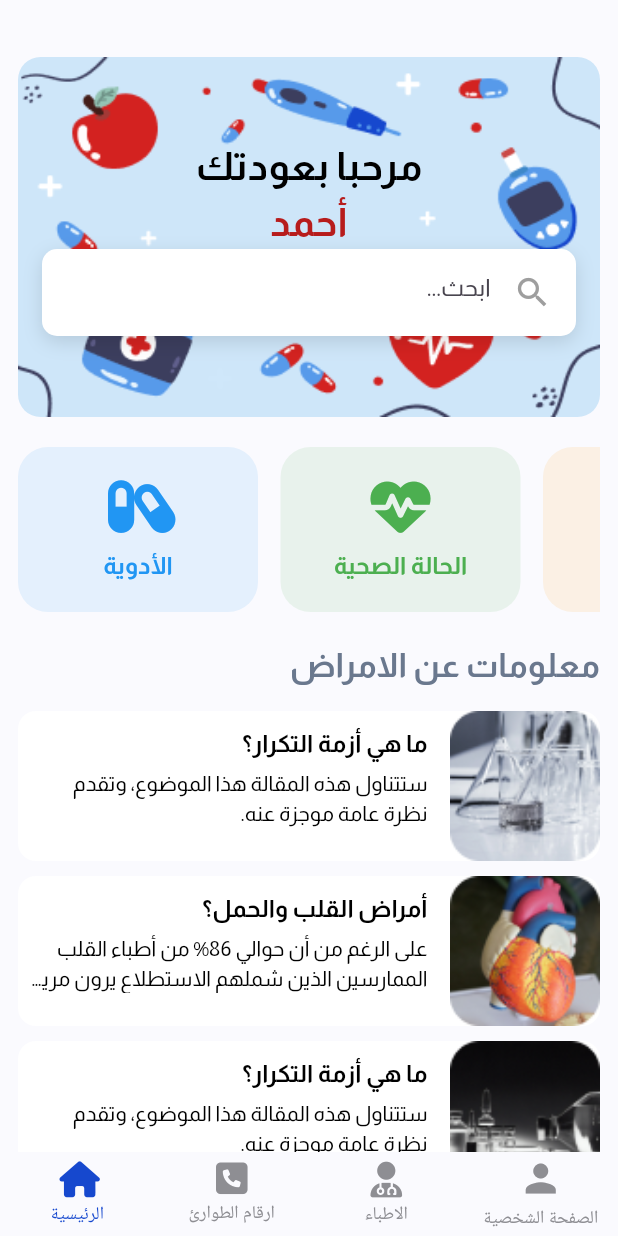
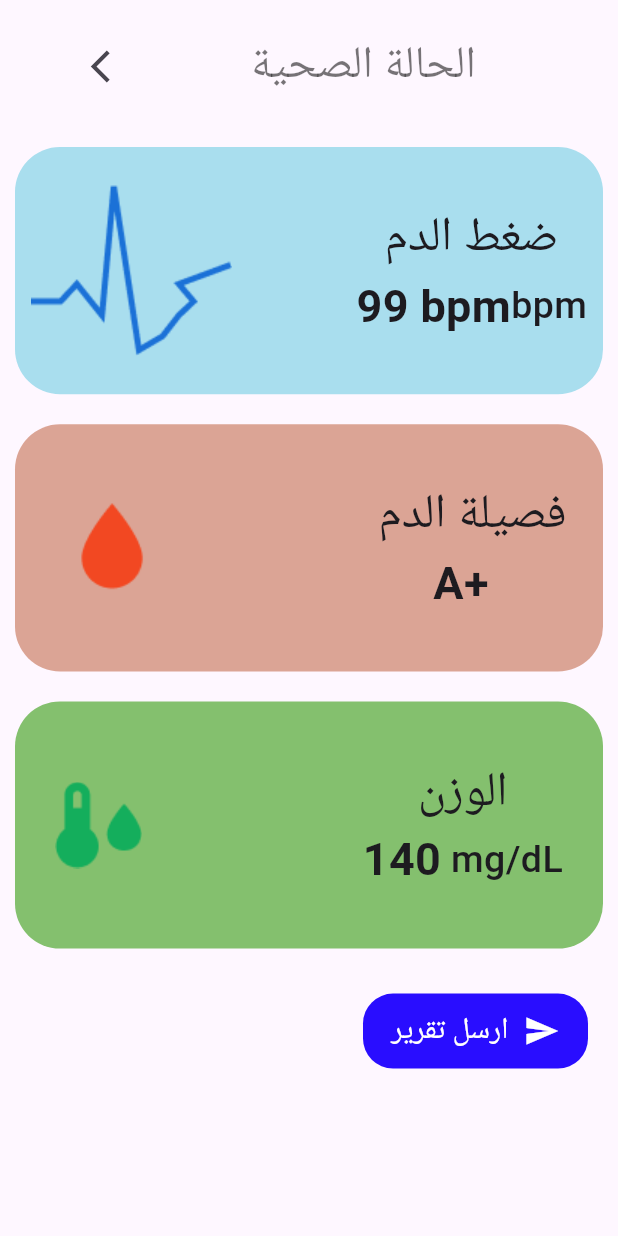
Before and after one commit to ahmedas3d/Elderly-Care-App, a Flutter app: the screen it shows after launch, after a tap on "الحالة الصحية", on a phone screen of 412 x 824 dp. Run offline on Flutter 3.47's test engine with Material 3 defaults, Android fonts, the phone set to English and light mode, and no system bars; drawn by our look-alikes of persistent_bottom_nav_bar_v2; our stand-ins replace flutter_svg, font_awesome_flutter; Roboto replaces fonts that are missing (tajawal).

Commit message:
add carestate screen and custom card widget; update home page navigation

```diff
--- a/lib/HomePage/screens/home_page.dart
+++ b/lib/HomePage/screens/home_page.dart
@@ -1,9 +1,11 @@
+import 'package:care_app/HomePage/widgets/custom_banner.dart';
+import 'package:care_app/HomePage/widgets/custom_services.dart';
 import 'package:care_app/HomePage/widgets/news_list.dart';
 import 'package:care_app/core/utils/colors.dart';
-import 'package:care_app/HomePage/widgets/custom_banner.dart';
-import 'package:care_app/HomePage/widgets/custom_services.dart';
 import 'package:flutter/material.dart';
 import 'package:font_awesome_flutter/font_awesome_flutter.dart';
+
+import '../../carestate/screens/carestate.dart';
 
 class HomePage extends StatelessWidget {
   HomePage({super.key});
@@ -66,7 +68,12 @@ class HomePage extends StatelessWidget {
                     title: 'الحالة الصحية',
                     icon: FontAwesomeIcons.heartPulse,
                     color: Colors.green,
-                    onTap: () {},
+                    onTap: () {
+                      Navigator.push(context,
+                          MaterialPageRoute(builder: (context) {
+                        return const Carestate();
+                      }));
+                    },
                   ),
                   ServiceModel(
                     title: 'الموقع',
--- /dev/null
+++ b/lib/carestate/screens/carestate.dart
@@ -0,0 +1,115 @@
+import 'package:flutter/material.dart';
+
+import '../widgets/customCardWidget.dart';
+
+class Carestate extends StatelessWidget {
+  const Carestate({super.key});
+
+  @override
+  Widget build(BuildContext context) {
+    return Scaffold(
+      body: SafeArea(
+          child: SingleChildScrollView(
+        child: Column(
+          children: [
+            const SizedBox(
+              width: double.infinity,
+              height: 20,
+            ),
+            Row(
+              children: [
+                Expanded(
+                  flex: 3,
+                  child: IconButton(
+                    onPressed: () {
+                      Navigator.pop(context);
+                    },
+                    icon: const Icon(
+                      Icons.arrow_back_ios,
+                      size: 26,
+                    ),
+                  ),
+                ),
+                const SizedBox(
+                  width: 20,
+                ),
+                const Expanded(
+                  flex: 5,
+                  child: const Text(
+                    "الحالة الصحية",
+                    style: TextStyle(
+                      fontSize: 30,
+                      color: Color.fromARGB(137, 0, 0, 0),
+                      fontWeight: FontWeight.w300,
+                    ),
+                  ),
+                ),
+              ],
+            ),
+            const SizedBox(
+              width: double.infinity,
+              height: 20,
+            ),
+            customCardWidget(
+                title: "ضغط الدم",
+                image: "assets/images/Vector 1.png",
+                value: "99 bpm",
+                measure: "bpm",
+                color: Color.fromARGB(137, 95, 200, 223).value),
+            const customCardWidget(
+              title: "فصيلة الدم",
+              image: "assets/images/mdi_drop.png",
+              value: "A+  ",
+              //background: rgba(210, 142, 121, 0.4);
+              color: 0xC9D28E79,
+            ),
+            const customCardWidget(
+              title: "الوزن",
+              image: "assets/images/Vector.png",
+              value: "140",
+              measure: " mg/dL",
+              color: 0xC963B147,
+            ),
+            const SizedBox(
+              height: 20,
+            ),
+            Align(
+              alignment: Alignment.bottomRight,
+              child: Container(
+                margin: const EdgeInsets.only(right: 20),
+                height: 50,
+                width: 150,
+                decoration: BoxDecoration(
+                  color: const Color.fromARGB(255, 41, 13, 255),
+                  shape: BoxShape.rectangle,
+                  borderRadius: BorderRadius.circular(20),
+                ),
+                child: const Row(
+                    mainAxisAlignment: MainAxisAlignment.center,
+                    children: [
+                      Text(
+                        "ارسل تقرير",
+                        style: TextStyle(
+                          fontSize: 20,
+                          color: Colors.white,
+                        ),
+                      ),
+                      SizedBox(
+                        width: 10,
+                      ),
+                      Icon(
+                        Icons.send,
+                        color: Colors.white,
+                      ),
+                    ]),
+              ),
+            ),
+            const SizedBox(
+              height: 20,
+            )
+          ],
+        ),
+      )),
+    );
+  }
+}
--- /dev/null
+++ b/lib/carestate/widgets/customCardWidget.dart
@@ -0,0 +1,71 @@
+import 'package:flutter/material.dart';
+
+class customCardWidget extends StatelessWidget {
+  const customCardWidget({
+    super.key,
+    required this.title,
+    required this.image,
+    required this.value,
+    required this.color,
+    this.measure,
+  });
+  final String title;
+  final String image;
+  final String value;
+  final String? measure;
+  final int color;
+  @override
+  Widget build(BuildContext context) {
+    return Padding(
+      padding: const EdgeInsets.all(10),
+      child: Container(
+        height: MediaQuery.sizeOf(context).height * 0.2,
+        //background: rgba(95, 200, 223, 0.4);
+        decoration: BoxDecoration(
+          borderRadius: BorderRadius.circular(30),
+          color: Color(color),
+        ),
+        child: Row(
+          mainAxisAlignment: MainAxisAlignment.spaceAround,
+          children: [
+            Image(image: AssetImage(image)),
+            const SizedBox(
+              width: 40,
+            ),
+            Column(
+              mainAxisAlignment: MainAxisAlignment.center,
+              children: [
+                Text(
+                  title,
+                  style: const TextStyle(
+                    fontSize: 32,
+                    fontFamily: "tajawal",
+                    fontWeight: FontWeight.w300,
+                  ),
+                ),
+                Row(
+                  children: [
+                    Text(
+                      value,
+                      style: const TextStyle(
+                        fontSize: 30,
+                        fontWeight: FontWeight.bold,
+                      ),
+                    ),
+                    Text(
+                      measure ?? "",
+                      style: const TextStyle(
+                        fontSize: 25,
+                        fontWeight: FontWeight.w500,
+                      ),
+                    ),
+                  ],
+                )
+              ],
+            ),
+          ],
+        ),
+      ),
+    );
+  }
+}
```
Also changed, not shown: assets/images/Vector 1.png (added), assets/images/Vector.png (added), assets/images/mdi_drop.png (added).
